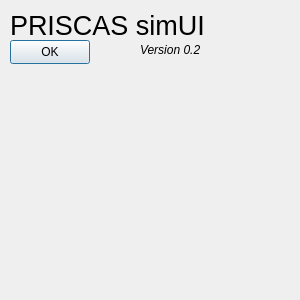
Qt form simUI/aboutdialog.ui (wchen329/mips-tools) before a commit.
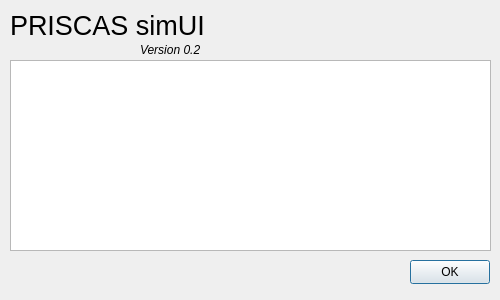
The same form after that commit.

Diff of the .ui file:
```diff
--- a/simUI/aboutdialog.ui
+++ b/simUI/aboutdialog.ui
@@ -6,7 +6,7 @@
    <rect>
     <x>0</x>
     <y>0</y>
-    <width>300</width>
+    <width>500</width>
     <height>300</height>
    </rect>
   </property>
@@ -19,8 +19,8 @@
   <widget class="QPushButton" name="pushButton">
    <property name="geometry">
     <rect>
-     <x>10</x>
-     <y>40</y>
+     <x>410</x>
+     <y>260</y>
      <width>80</width>
      <height>24</height>
     </rect>
@@ -65,6 +65,19 @@
     <string>Version 0.2</string>
    </property>
   </widget>
+  <widget class="QTextEdit" name="textEditAbout">
+   <property name="geometry">
+    <rect>
+     <x>10</x>
+     <y>60</y>
+     <width>481</width>
+     <height>191</height>
+    </rect>
+   </property>
+   <property name="readOnly">
+    <bool>true</bool>
+   </property>
+  </widget>
  </widget>
  <resources/>
  <connections/>
```
